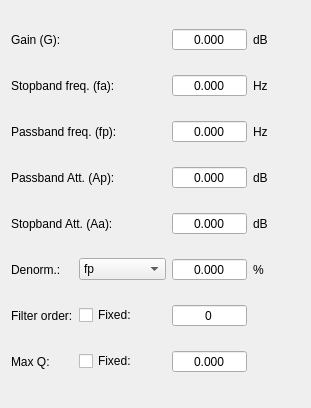
Qt form app/designer/filters_data/high_pass.ui (grupo-tc-volcan/TP4) before a commit.
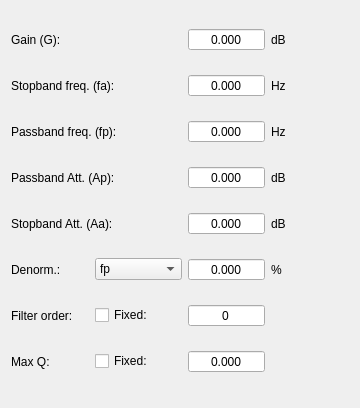
The same form after that commit.

Commit message: Parent class FilterApproximator created

```diff
--- a/app/designer/filters_data/high_pass.ui
+++ b/app/designer/filters_data/high_pass.ui
@@ -6,7 +6,7 @@
    <rect>
     <x>0</x>
     <y>0</y>
-    <width>311</width>
+    <width>360</width>
     <height>408</height>
    </rect>
   </property>
@@ -241,28 +241,6 @@
      </property>
     </widget>
    </item>
-   <item row="7" column="2">
-    <widget class="QDoubleSpinBox" name="order">
-     <property name="frame">
-      <bool>true</bool>
-     </property>
-     <property name="alignment">
-      <set>Qt::AlignCenter</set>
-     </property>
-     <property name="buttonSymbols">
-      <enum>QAbstractSpinBox::NoButtons</enum>
-     </property>
-     <property name="keyboardTracking">
-      <bool>true</bool>
-     </property>
-     <property name="decimals">
-      <number>0</number>
-     </property>
-     <property name="maximum">
-      <double>20.000000000000000</double>
-     </property>
-    </widget>
-   </item>
    <item row="8" column="2">
     <widget class="QDoubleSpinBox" name="q_max">
      <property name="frame">
@@ -321,6 +299,25 @@
      </property>
     </widget>
    </item>
+   <item row="7" column="2">
+    <widget class="QSpinBox" name="order">
+     <property name="frame">
+      <bool>true</bool>
+     </property>
+     <property name="alignment">
+      <set>Qt::AlignCenter</set>
+     </property>
+     <property name="buttonSymbols">
+      <enum>QAbstractSpinBox::NoButtons</enum>
+     </property>
+     <property name="keyboardTracking">
+      <bool>true</bool>
+     </property>
+     <property name="maximum">
+      <number>20</number>
+     </property>
+    </widget>
+   </item>
   </layout>
  </widget>
  <resources/>
```
The commit also changes 22 other files.
